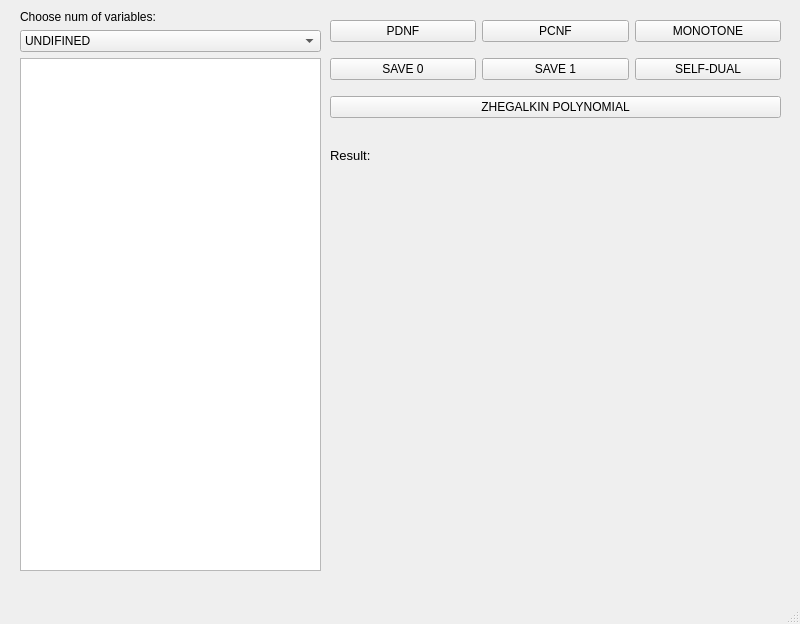
This is mainwindow.ui in Magnus07/cdm-lab-5 as Qt 5 draws it before an edit. The edited form follows.
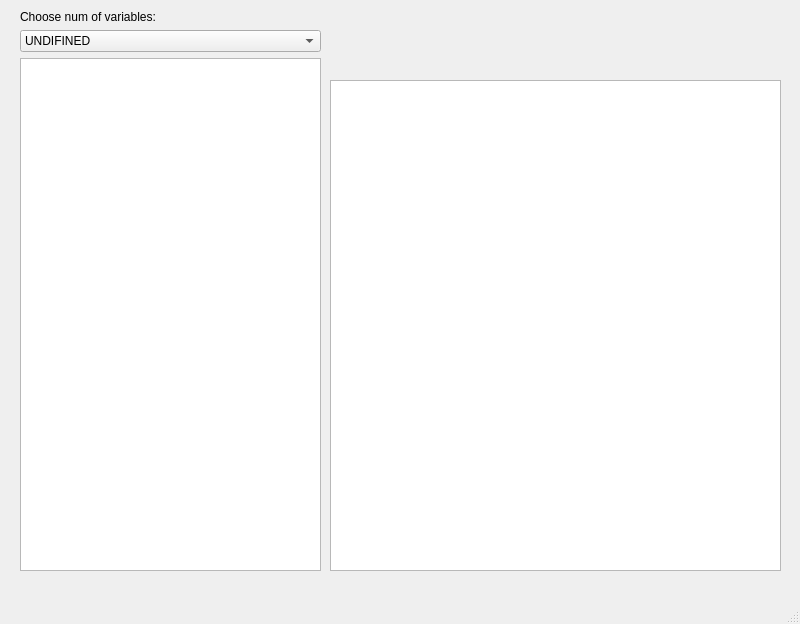
This is the edited form.

What changed in the file:
```diff
--- a/mainwindow.ui
+++ b/mainwindow.ui
@@ -10,29 +10,23 @@
     <height>624</height>
    </rect>
   </property>
+  <property name="minimumSize">
+   <size>
+    <width>800</width>
+    <height>624</height>
+   </size>
+  </property>
+  <property name="maximumSize">
+   <size>
+    <width>800</width>
+    <height>624</height>
+   </size>
+  </property>
   <property name="windowTitle">
    <string>MainWindow</string>
   </property>
   <widget class="QWidget" name="centralwidget">
-   <widget class="QLabel" name="label_2">
-    <property name="geometry">
-     <rect>
-      <x>330</x>
-      <y>140</y>
-      <width>121</width>
-      <height>31</height>
-     </rect>
-    </property>
-    <property name="font">
-     <font>
-      <pointsize>10</pointsize>
-     </font>
-    </property>
-    <property name="text">
-     <string>Result:</string>
-    </property>
-   </widget>
-   <widget class="QWidget" name="">
+   <widget class="QWidget" name="layoutWidget">
     <property name="geometry">
      <rect>
       <x>20</x>
@@ -78,66 +72,20 @@
      </item>
     </layout>
    </widget>
-   <widget class="QWidget" name="">
+   <widget class="QTextEdit" name="textEdit">
     <property name="geometry">
      <rect>
       <x>330</x>
-      <y>10</y>
+      <y>80</y>
       <width>451</width>
-      <height>121</height>
+      <height>491</height>
      </rect>
     </property>
-    <layout class="QGridLayout" name="gridLayout">
-     <item row="0" column="0">
-      <widget class="QPushButton" name="pushButton">
-       <property name="text">
-        <string>PDNF</string>
-       </property>
-      </widget>
-     </item>
-     <item row="0" column="1">
-      <widget class="QPushButton" name="pushButton_2">
-       <property name="text">
-        <string>PCNF</string>
-       </property>
-      </widget>
-     </item>
-     <item row="0" column="2">
-      <widget class="QPushButton" name="pushButton_3">
-       <property name="text">
-        <string>MONOTONE</string>
-       </property>
-      </widget>
-     </item>
-     <item row="1" column="0">
-      <widget class="QPushButton" name="pushButton_4">
-       <property name="text">
-        <string>SAVE 0</string>
-       </property>
-      </widget>
-     </item>
-     <item row="1" column="1">
-      <widget class="QPushButton" name="pushButton_5">
-       <property name="text">
-        <string>SAVE 1</string>
-       </property>
-      </widget>
-     </item>
-     <item row="1" column="2">
-      <widget class="QPushButton" name="pushButton_6">
-       <property name="text">
-        <string>SELF-DUAL</string>
-       </property>
-      </widget>
-     </item>
-     <item row="2" column="0" colspan="3">
-      <widget class="QPushButton" name="pushButton_7">
-       <property name="text">
-        <string>ZHEGALKIN POLYNOMIAL</string>
-       </property>
-      </widget>
-     </item>
-    </layout>
+    <property name="font">
+     <font>
+      <pointsize>12</pointsize>
+     </font>
+    </property>
    </widget>
   </widget>
   <widget class="QMenuBar" name="menubar">
```
Left out of the diff: 2 changed lines with no effect on the pictures.
